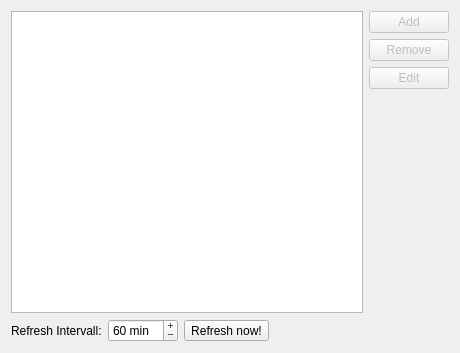
This is src/plugins/quickopen/settingswidget.ui in qt-creator/qt-creator as Qt 5 draws it before an edit. The edited form follows.
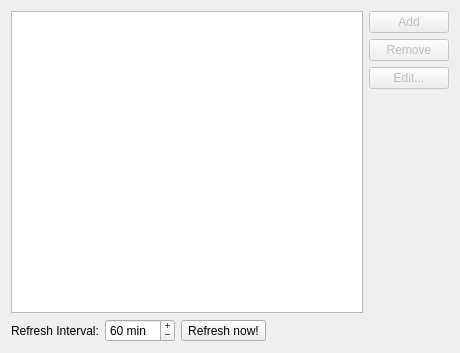
This is the edited form.

Diff of the .ui file:
```diff
--- a/src/plugins/quickopen/settingswidget.ui
+++ b/src/plugins/quickopen/settingswidget.ui
@@ -48,7 +48,7 @@
         <bool>false</bool>
        </property>
        <property name="text" >
-        <string>Edit</string>
+        <string>Edit...</string>
        </property>
       </widget>
      </item>
@@ -72,7 +72,7 @@
      <item>
       <widget class="QLabel" name="label" >
        <property name="text" >
-        <string>Refresh Intervall:</string>
+        <string>Refresh Interval:</string>
        </property>
       </widget>
      </item>
```
Left out of the diff: 2 changed lines with no effect on the pictures.
